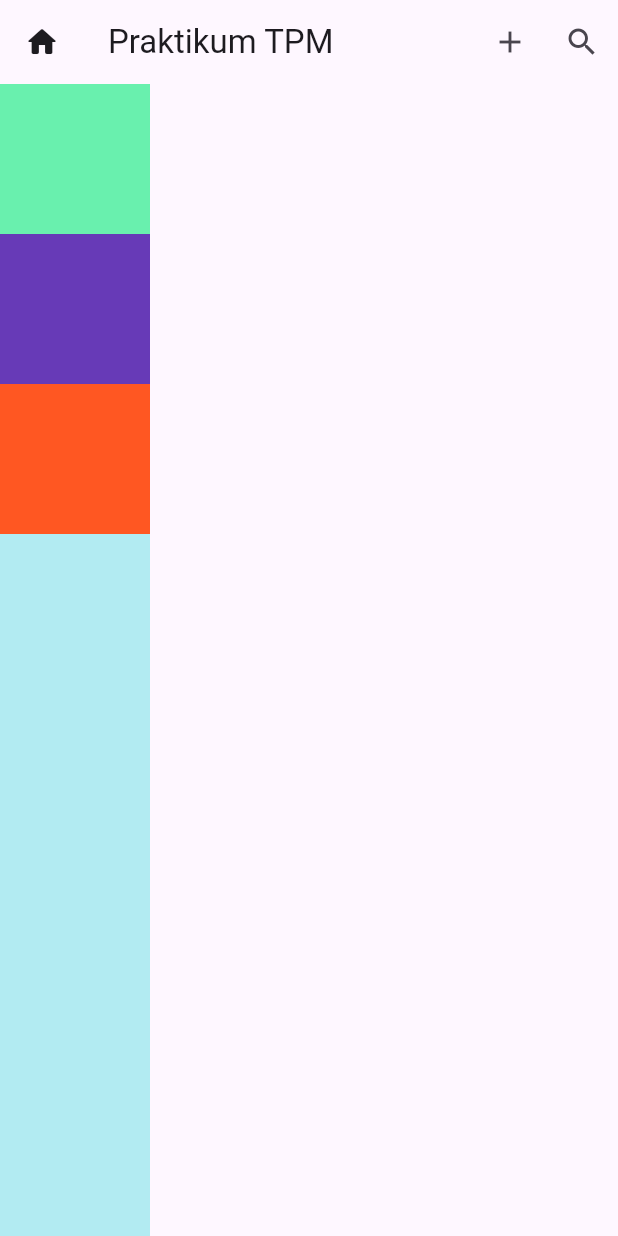
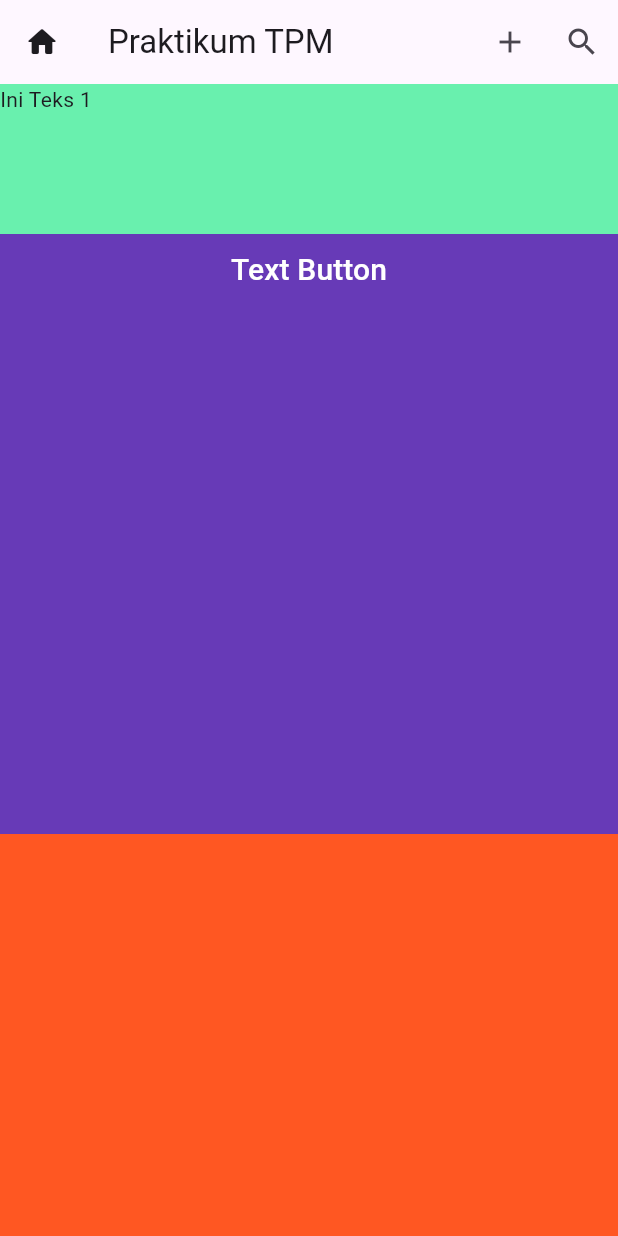
Before and after one commit to hzlnqodrey/mobile-project, a Flutter app: the screen it shows after launch, on a phone screen of 412 x 824 dp. Run offline on Flutter 3.47's test engine with Material 3 defaults, Android fonts, the phone set to English and light mode, and no system bars.

Commit message:
children, column, width and height

```diff
--- a/Project Prak Mobile IF-E/materi_layout/layout_tutorial/lib/views/MainScreen.dart
+++ b/Project Prak Mobile IF-E/materi_layout/layout_tutorial/lib/views/MainScreen.dart
@@ -16,27 +16,39 @@ class MainScreen extends StatelessWidget {
           IconButton(onPressed: () {}, icon: Icon(Icons.search))
         ],
       ),
-      body: Container(
+      body: SingleChildScrollView(
+          child: Container(
               color: Colors.cyan[100],
-          child: Column(
-            children: [
+              //height: MediaQuery.of(context).size.height,
+              width: MediaQuery.of(context).size.width,
+              child: Column(children: [
                 Container(
                   color: Colors.greenAccent,
                   height: 100,
-                width: 100,
+                  width: MediaQuery.of(context).size.width,
+                  child: Text('Ini Teks 1'),
                 ),
                 Container(
                   color: Colors.deepPurple,
-                height: 100,
-                width: 100,
+                  height: 400,
+                  width: MediaQuery.of(context).size.width,
+                  child: Column(
+                    children: [
+                      TextButton(
+                          onPressed: () {},
+                          child: Text(
+                            "Text Button",
+                            style: TextStyle(fontSize: 20, color: Colors.white),
+                          ))
+                    ],
+                  ),
                 ),
                 Container(
                   color: Colors.deepOrange,
-                height: 100,
-                width: 100,
+                  height: 1000,
+                  width: MediaQuery.of(context).size.width,
                 ),
-            ],
-          )),
+              ]))),
     ); // Scaffold
   }
 }
```
Lines whose indentation alone changed are shown as unchanged.
